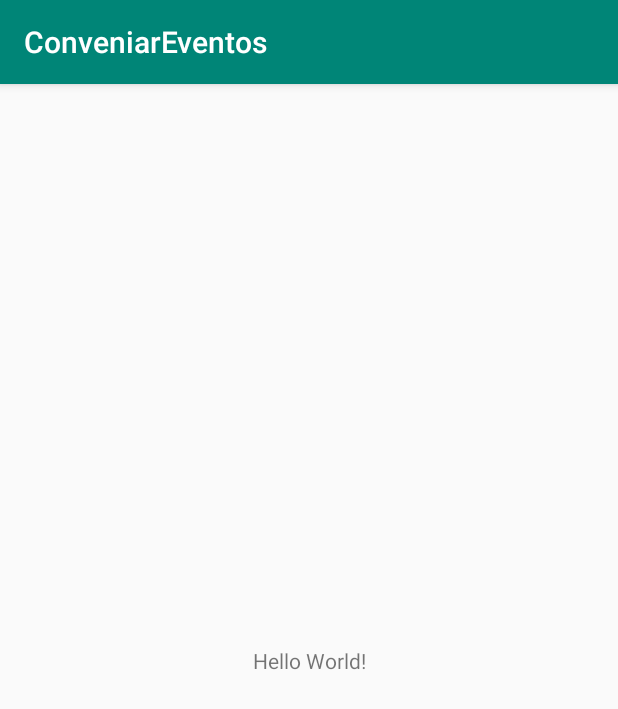
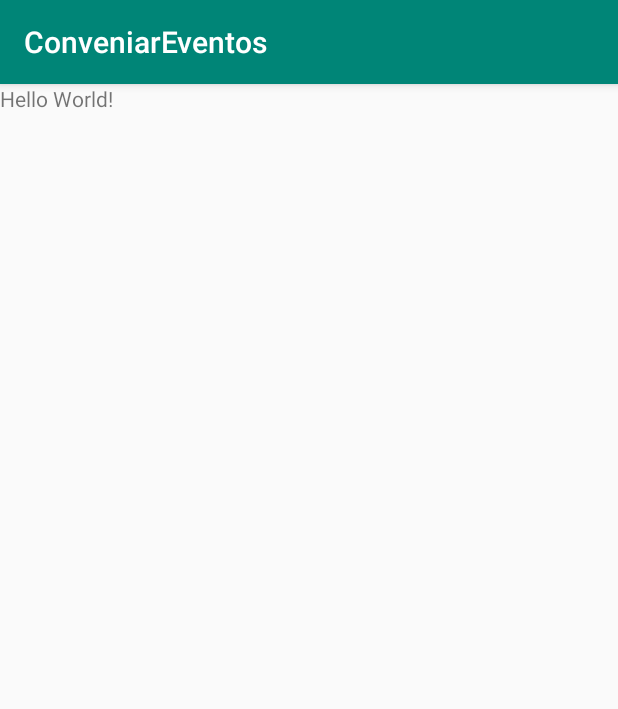
Before and after one commit to reisdev/conveniar-eventos, an Android app: the screen it shows after launch (MainActivity), on a phone screen of 412 x 824 dp. Shown: the top 709 px of the screen. Run offline under Robolectric (Android 15) with nearby library versions, the phone set to English and light mode, and no system bars; 1 statement that could not run was skipped.

Commit message:
Improving style and screens

```diff
--- a/ConveniarEventos/app/src/main/java/com/mthrsj/conveniareventos/MainActivity.java
+++ b/ConveniarEventos/app/src/main/java/com/mthrsj/conveniareventos/MainActivity.java
@@ -2,6 +2,7 @@ package com.mthrsj.conveniareventos;
 
 import androidx.appcompat.app.AppCompatActivity;
 import android.os.Bundle;
+import android.widget.ProgressBar;
 
 public class MainActivity extends AppCompatActivity {
 
@@ -9,5 +10,6 @@ public class MainActivity extends AppCompatActivity {
     protected void onCreate(Bundle savedInstanceState) {
         super.onCreate(savedInstanceState);
         setContentView(R.layout.activity_main);
+        ProgressBar loading = (ProgressBar) findViewById(R.id.loadingBar)
     }
 }
--- a/ConveniarEventos/app/src/main/res/layout/activity_main.xml
+++ b/ConveniarEventos/app/src/main/res/layout/activity_main.xml
@@ -1,5 +1,6 @@
 <?xml version="1.0" encoding="utf-8"?>
-<androidx.constraintlayout.widget.ConstraintLayout xmlns:android="http://schemas.android.com/apk/res/android"
+<RelativeLayout
+    xmlns:android="http://schemas.android.com/apk/res/android"
     xmlns:app="http://schemas.android.com/apk/res-auto"
     xmlns:tools="http://schemas.android.com/tools"
     android:layout_width="match_parent"
@@ -15,4 +16,4 @@
         app:layout_constraintRight_toRightOf="parent"
         app:layout_constraintTop_toTopOf="parent" />
 
-</androidx.constraintlayout.widget.ConstraintLayout>
+</RelativeLayout>
```
